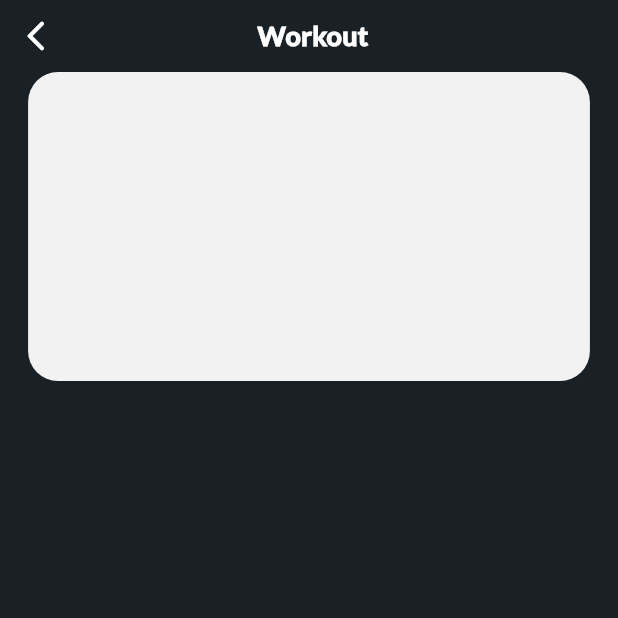
After one commit to Buggies-dart/kineticx, a Flutter app: the screen it shows after launch, after a tap on an icon or button, on a phone screen of 412 x 824 dp, the top half of it. The commit adds this screen. Run offline on Flutter 3.47's test engine with Material 3 defaults, Android fonts, the phone set to English and light mode, and no system bars; our stand-ins replace camera, cloud_firestore, firebase_auth, firebase_core, fl_chart, flutter_material_design_icons and 10 more; missing offline and left inert: water_animation; accounts and stored records are empty; network calls fail.

Commit message:
feat: Add popular workout page and refactor API integration for body parts

```diff
--- a/lib/API/controllers/api_controller.dart
+++ b/lib/API/controllers/api_controller.dart
@@ -7,3 +7,8 @@ import 'package:kineticx/API/fetchworkouts.dart';
 final bodyPartTarget = FutureProvider<List<String>>((ref) async {
 return await ExerciseDBApi().targetBodyParts();
 });
+
+
+final bodyPartList = FutureProvider<List<Map<String, dynamic>>>((ref) async {
+return await ExerciseDBApi().bodyPartList();
+});
--- a/lib/API/fetchworkouts.dart
+++ b/lib/API/fetchworkouts.dart
@@ -57,8 +57,8 @@ throw Exception('Failed to load exercises from API: ${response.statusCode}');
 }
 
 
-Future<List<String>> target() async {
-final url = Uri.parse('https://exercisedb.p.rapidapi.com/exercises/target/abductors?limit=10&offset=0');
+Future<List<String>> targetBodyPartList() async {
+final url = Uri.parse('https://exercisedb.p.rapidapi.com/exercises/bodyPart/back?limit=10&offset=0');
 if (apiKey.isEmpty) {
 throw Exception('API key is missing. Set the API_KEY environment variable.');
 }
@@ -69,7 +69,7 @@ headers: {
 });
 if (response.statusCode == 200) {
 List<dynamic> body = jsonDecode(response.body);
-print('Target Exercise: $body');
+print('Target Exercise Are Listed: $body');
 return body.map((dynamic item) => item.toString()).toList();
 }
 else {
--- a/lib/Helper/save_metrics_history.dart
+++ b/lib/Helper/save_metrics_history.dart
@@ -23,7 +23,7 @@ List<String> history = prefs.getStringList('metricsHistory') ?? [];
 
   // Add new day to history
 history.add(historyEntry.toString());
-
+print('📦 Saving to history: $currentCups, $currentCalories, $heartRates, $currentBpm');
   // Save updated history
 await prefs.setStringList('metricsHistory', history);
 }
--- a/lib/Pages/Analytics/controllers/analytic_controller.dart
+++ b/lib/Pages/Analytics/controllers/analytic_controller.dart
@@ -57,21 +57,37 @@ void checkAndResetDailyMetrics(WidgetRef ref) async {
 
 print('lastSavedDate: $lastSavedDate');
 
-  if (lastSavedDate != today) {
+if (lastSavedDate != today) {
 print('New day detected. Resetting metrics...');
 await saveCurrentMetricsToHistory(prefs);
-
 ref.read(analyticsProvider.notifier).resetMetrics();
-
 await prefs.setString('lastUpdatedDate', today);
 
   }
 else {
+final analytics = ref.read(analyticsProvider);
 print('Same day. No reset needed.');
 
 
 final stringStepList = prefs.getStringList('currentHeartRateData') ?? [];
 final stepList = stringStepList.map((e) => int.tryParse(e) ?? 0).toList();
+
+//  if(analytics.cupsOfWater != 0){
+// state = analytics.copyWith(cupsOfWater: prefs.getInt('currentCupsOfWater') ?? 0);
+//  }
+//  if (analytics.caloriesBurned > 0){
+// state = analytics.copyWith(caloriesBurned: prefs.getInt('currentCaloriesBurned') ?? 0);
+//  }
+
+// if (analytics.bpm != 0){
+// state = analytics.copyWith(bpm: prefs.getInt('currentBpm') ?? 0);
+//  }
+//  if (analytics.heartRateData.isNotEmpty){
+// state = analytics.copyWith(heartRateData: stepList);
+//  }
+//  if (analytics.sleepData.isNotEmpty){
+// state = analytics.copyWith(sleepData: []);
+//  }
 
 
 UserAnalytics userAnalytics = UserAnalytics(
@@ -94,4 +110,6 @@ void resetMetrics() {
   bpm: 0,
   );
 }
+
+
 }
--- a/lib/Pages/Home/controllers/homecontroller.dart
+++ b/lib/Pages/Home/controllers/homecontroller.dart
@@ -1,7 +1,7 @@
 import 'package:cloud_firestore/cloud_firestore.dart';
 import 'package:firebase_auth/firebase_auth.dart';
 import 'package:flutter_riverpod/flutter_riverpod.dart';
-import 'package:kineticx/API/fetchworkouts.dart';
+import 'package:kineticx/API/controllers/api_controller.dart';
 
 class HomeController {
 //  Username
@@ -17,7 +17,6 @@ static final userName =   FutureProvider<String?>((ref) async {
 
 // Popular Workouts
 
-static final bodyPartList = FutureProvider<List<Map<String, dynamic>>>((ref) async {
-return await ExerciseDBApi().bodyPartList();
-});
+static final listBodyParts = bodyPartList;
+
 }
--- a/lib/Pages/Home/home.dart
+++ b/lib/Pages/Home/home.dart
@@ -3,6 +3,7 @@ import 'package:flutter/services.dart';
 import 'package:flutter_riverpod/flutter_riverpod.dart';
 import 'package:font_awesome_flutter/font_awesome_flutter.dart';
 import 'package:intl/intl.dart';
+import 'package:kineticx/API/fetchworkouts.dart';
 import 'package:kineticx/Features/Step%20Counter/counter.dart';
 import 'package:kineticx/Features/Water%20Tracker/water_intake_log.dart';
 import 'package:kineticx/Helper/target_body_parts_filter.dart';
@@ -17,6 +18,7 @@ import 'package:kineticx/Utils/pngs.dart';
 import 'package:kineticx/Widgets/shimmers.dart';
 import 'package:kineticx/Utils/components.dart';
 import 'package:kineticx/main.dart';
+import 'package:kineticx/popular_workout_page.dart';
 import 'package:shared_preferences/shared_preferences.dart';
 
 class MyHomePage extends ConsumerStatefulWidget {
@@ -32,8 +34,8 @@ class _MyHomePageState extends ConsumerState<MyHomePage> {
     super.initState();
 ref.read(HomeController.userName);
   getbodyPartFilter();
-printHistory();
-  }
+ExerciseDBApi().targetBodyPartList();
+}
 DateTime? _lastPressedAt;
 
 Future<void> printHistory() async {
@@ -67,7 +69,7 @@ Text(username, style: theme.textTheme.headlineMedium!.copyWith(fontSize: sizeHei
 }, error:(error, _) => Text('Error: $error'),  loading: ()=>  usernameLoading(sizeHeight, sizeWidth)
 );
 
-final bodyPartListAsyncValue = ref.watch(HomeController.bodyPartList);
+final bodyPartListAsyncValue = ref.watch(HomeController.listBodyParts);
 
 final bodyParts = bodyPartListAsyncValue.when(data: (parts) {
 return SizedBox( height: sizeHeight/3.8,
@@ -139,7 +141,8 @@ Padding( padding:  EdgeInsets.only(bottom: sizeHeight/70, left: sizeHeight/70,
 child: Text('Popular Workouts', style: theme.textTheme.titleMedium,),
 ),
 
- bodyParts,
+ InkWell( onTap: (){ moveToNextScreen(context, PopularWorkoutPage());},
+child: bodyParts),
 
 Padding(
 padding: EdgeInsets.only(bottom: sizeHeight/70, left: sizeHeight/70, top:  sizeHeight/70),
--- /dev/null
+++ b/lib/popular_workout_page.dart
@@ -0,0 +1,52 @@
+import 'package:flutter/material.dart';
+import 'package:kineticx/Utils/components.dart';
+
+class PopularWorkoutPage extends StatefulWidget {
+  const PopularWorkoutPage({super.key});
+
+  @override
+  State<PopularWorkoutPage> createState() => _PopularWorkoutPageState();
+}
+
+class _PopularWorkoutPageState extends State<PopularWorkoutPage> {
+  @override
+  Widget build(BuildContext context) {
+
+  // Get the theme from the context
+  final theme = Theme.of(context);
+
+// Screen Size
+final sizeHeight = MediaQuery.of(context).size.height;
+final sizeWidth = MediaQuery.of(context).size.width;
+
+return Scaffold( backgroundColor: blackColor,
+body: SafeArea(
+  child: Column(
+  children: [
+  Row(children: [
+IconButton(onPressed: (){Navigator.pop(context);}, icon: const Icon(Icons.arrow_back_ios_new_rounded, color: whiteColor,)),
+SizedBox(width: sizeWidth * 0.3),
+Text("Workout", style:  theme.textTheme.titleMedium!.copyWith(color: whiteColor),),
+ ],
+  ),
+
+Stack(
+  children: [ Container( height: sizeHeight/4, width: sizeWidth/1.1,
+  decoration: BoxDecoration( color: containerWhite,
+   borderRadius: BorderRadius.all(Radius.elliptical(20, 20)),   ),
+  ),
+Positioned( top: sizeHeight/1.75,
+  child: Container( decoration: BoxDecoration(gradient: LinearGradient( begin: Alignment.topCenter, end: Alignment.bottomCenter,
+colors: [
+  Color.fromARGB(0, 255, 255, 255), whiteColor
+  ]) ),
+  height: sizeHeight/10, width: sizeWidth,
+  ),
+)
+  ]),
+  ],
+  ),
+)
+    );
+  }
+}
```
Also changed, not shown: 4 other files.
